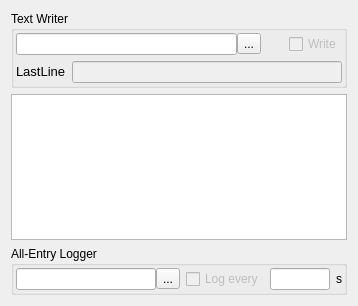
Above: kame/forms/scalarentrytool.ui from northriv/KAME before the change. Below: the same form after it.
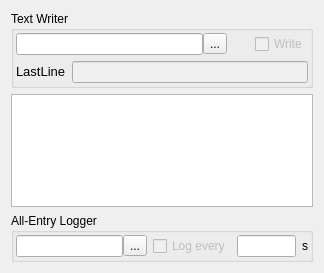
That is the form after the change.

Diff of the .ui file:
```diff
--- a/kame/forms/scalarentrytool.ui
+++ b/kame/forms/scalarentrytool.ui
@@ -6,8 +6,8 @@
    <rect>
     <x>0</x>
     <y>0</y>
-    <width>358</width>
-    <height>306</height>
+    <width>324</width>
+    <height>273</height>
    </rect>
   </property>
   <property name="windowTitle">
@@ -124,7 +124,6 @@
           </property>
           <property name="font">
            <font>
-            <family>Helvetica</family>
             <pointsize>9</pointsize>
            </font>
           </property>
```
Left out of the diff: 1 changed line with no effect on the pictures.
